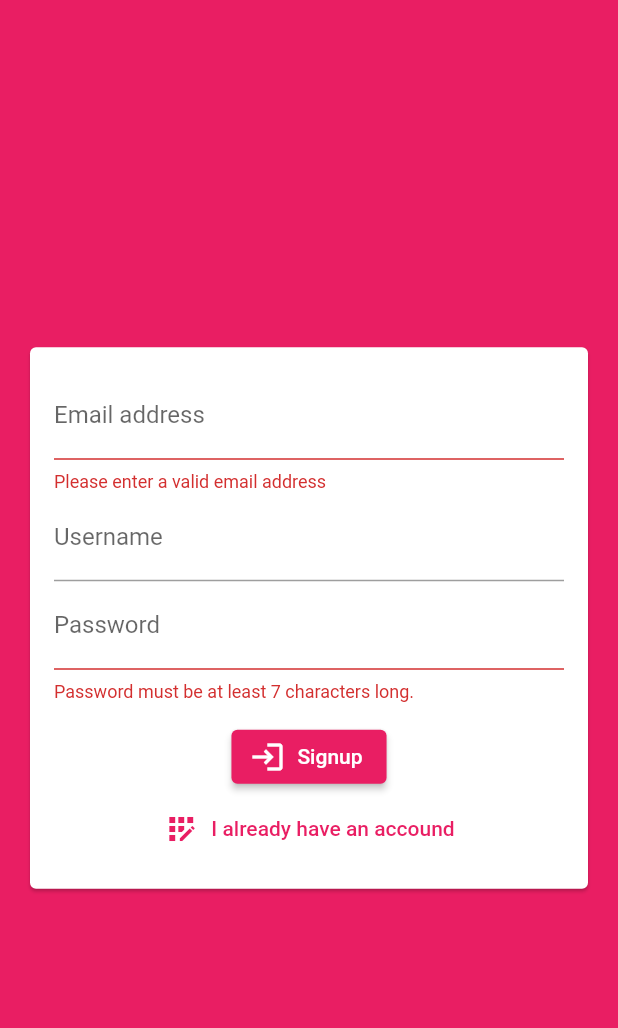
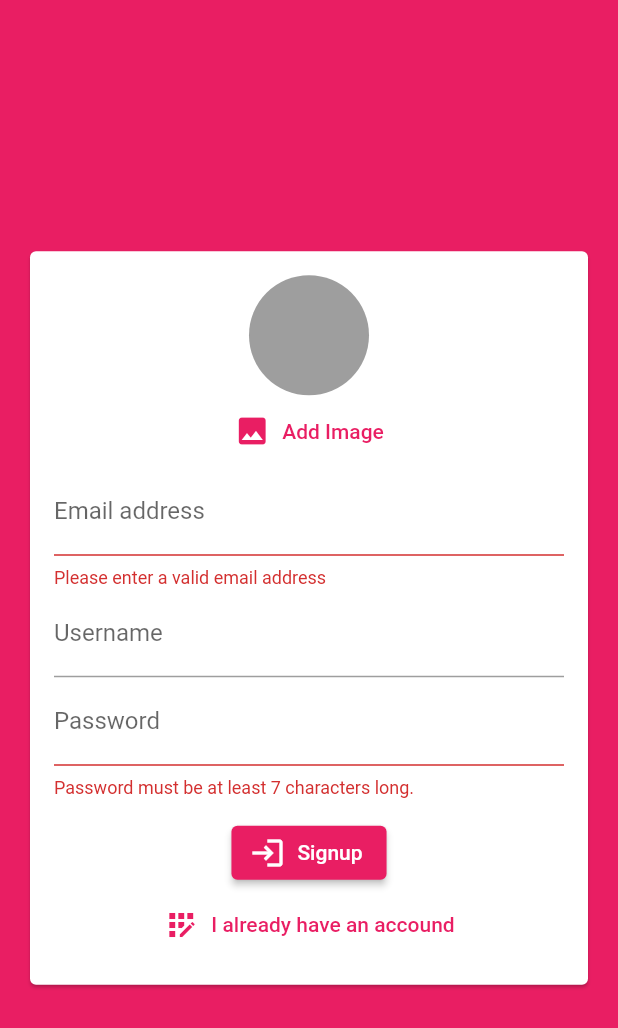
Before and after one commit to tryit4you/chat_app_flutter, a Flutter app: the screen it shows after launch, after a tap on "Login", after a tap on "Create new account", on a phone screen of 412 x 824 dp. Shown: the top 1028 px of the screen. Run offline on Flutter 3.47's test engine with Material 2 defaults, Android fonts, the phone set to English and light mode, and no system bars; our stand-ins replace cloud_firestore, firebase_auth, firebase_storage, image_picker; accounts and stored records are empty.

```diff
--- a/lib/main.dart
+++ b/lib/main.dart
@@ -27,7 +27,6 @@ class MyApp extends StatelessWidget {
       home: StreamBuilder(
         stream: FirebaseAuth.instance.onAuthStateChanged,
         builder: (ctx, userSnapshot) {
-          print(userSnapshot.hasData);
           if (userSnapshot.hasData) {
             return ChatScreen();
           }
--- a/lib/screens/auth_screen.dart
+++ b/lib/screens/auth_screen.dart
@@ -1,8 +1,11 @@
+import 'dart:io';
+
 import 'package:chat_app/widgets/auth/auth_form.dart';
 import 'package:flutter/material.dart';
 import 'package:firebase_auth/firebase_auth.dart';
 import 'package:flutter/services.dart';
 import 'package:cloud_firestore/cloud_firestore.dart';
+import 'package:firebase_storage/firebase_storage.dart';
 
 class AuthScreen extends StatefulWidget {
   const AuthScreen({Key key}) : super(key: key);
@@ -18,6 +21,7 @@ class _AuthScreenState extends State<AuthScreen> {
     String email,
     String password,
     String username,
+    File image,
     bool isLogin,
   ) async {
     AuthResult authResult;
@@ -36,12 +40,20 @@ class _AuthScreenState extends State<AuthScreen> {
           password: password,
         );
       }
+      //...
+      final ref = FirebaseStorage.instance
+          .ref()
+          .child('user_image')
+          .child('${authResult.user.uid}.jpg');
+      await ref.putFile(image).onComplete;
+      final url = await ref.getDownloadURL();
       await Firestore.instance
           .collection('users')
           .document(authResult.user.uid)
           .setData({
         'username': username,
         'email': email,
+        'image_url': url,
       });
       setState(() {
         _isLoading = false;
--- a/lib/screens/chat_screen.dart
+++ b/lib/screens/chat_screen.dart
@@ -35,7 +35,6 @@ class ChatScreen extends StatelessWidget {
                 )
               ],
               onChanged: (itemIdentifier) {
-                print(itemIdentifier);
                 if (itemIdentifier == 'Logout') {
                   FirebaseAuth.instance.signOut();
                 }
--- a/lib/widgets/auth/auth_form.dart
+++ b/lib/widgets/auth/auth_form.dart
@@ -1,3 +1,6 @@
+import 'dart:io';
+
+import 'package:chat_app/widgets/pickers/UserImagePicker.dart';
 import 'package:flutter/material.dart';
 
 class AuthForm extends StatefulWidget {
@@ -6,6 +9,7 @@ class AuthForm extends StatefulWidget {
     String email,
     String password,
     String userName,
+    File image,
     bool isLogin,
   ) submitFormHandler;
   const AuthForm(
@@ -23,15 +27,28 @@ class _AuthFormState extends State<AuthForm> {
   String _userEmail = '';
   String _userName = '';
   String _userPassword = '';
+  File _userImageFile;
+  void _pickedImage(File image) {
+    _userImageFile = image;
+  }
+
   void _trySubmit() {
     final isValid = _formKey.currentState.validate();
     FocusScope.of(context).unfocus();
+    if (_userImageFile == null && !_isLogin) {
+      ScaffoldMessenger.of(context).showSnackBar(SnackBar(
+        content: const Text('Plase pick an image'),
+        backgroundColor: Theme.of(context).errorColor,
+      ));
+      return;
+    }
     if (isValid) {
       _formKey.currentState.save();
       widget.submitFormHandler(
         _userEmail.trim(),
         _userPassword.trim(),
         _userName.trim(),
+        _userImageFile,
         _isLogin,
       );
     }
@@ -50,6 +67,7 @@ class _AuthFormState extends State<AuthForm> {
               child: Column(
                 mainAxisSize: MainAxisSize.min,
                 children: [
+                  if (!_isLogin) UserImagePicker(_pickedImage),
                   TextFormField(
                     key: const ValueKey('email'),
                     validator: (value) {
--- a/lib/widgets/chat/messages.dart
+++ b/lib/widgets/chat/messages.dart
@@ -36,6 +36,8 @@ class Messages extends StatelessWidget {
                         child: MessageBubble(
                           chatDocs[index]['text'],
                           chatDocs[index]['userId'] == snapshot.data.uid,
+                          chatDocs[index]['username'],
+                          chatDocs[index]['userImage'],
                           key: ValueKey(chatDocs[index].documentID),
                         ),
                       );
--- a/lib/widgets/chat/new_message.dart
+++ b/lib/widgets/chat/new_message.dart
@@ -15,10 +15,14 @@ class _NewMessageState extends State<NewMessage> {
   Future<void> _sendMessage() async {
     FocusScope.of(context).unfocus();
     final user = await FirebaseAuth.instance.currentUser();
+    final userData =
+        await Firestore.instance.collection('users').document(user.uid).get();
     Firestore.instance.collection('chat').add({
       'text': _enteredMessage,
       'createAt': Timestamp.now(),
-      'userId': user.uid
+      'userId': user.uid,
+      'username': userData['username'],
+      'userImage': userData['image_url'],
     });
     _controller.clear();
   }
--- /dev/null
+++ b/lib/widgets/pickers/UserImagePicker.dart
@@ -0,0 +1,52 @@
+import 'dart:io';
+
+import 'package:flutter/material.dart';
+import 'package:image_picker/image_picker.dart';
+
+class UserImagePicker extends StatefulWidget {
+  final void Function(File pickedImage) imagePickFn;
+  UserImagePicker(this.imagePickFn);
+
+  @override
+  State<UserImagePicker> createState() => _UserImagePickerState();
+}
+
+class _UserImagePickerState extends State<UserImagePicker> {
+  File _pickedImage;
+
+  Future<void> _pickImage() async {
+    final pickedImageFile = await ImagePicker().getImage(
+      source: ImageSource.camera,
+      imageQuality: 50,
+      maxWidth: 150,
+    );
+    if (pickedImageFile == null) return;
+    setState(() {
+      _pickedImage = File(pickedImageFile.path);
+    });
+    widget.imagePickFn(_pickedImage);
+  }
+
+  @override
+  Widget build(BuildContext context) {
+    return Column(
+      children: [
+        CircleAvatar(
+          radius: 40,
+          backgroundColor: Colors.grey,
+          backgroundImage:
+              _pickedImage != null ? FileImage(_pickedImage) : null,
+        ),
+        TextButton.icon(
+          onPressed: _pickImage,
+          icon: const Icon(Icons.image),
+          label: const Text('Add Image'),
+          style: ButtonStyle(
+            foregroundColor:
+                MaterialStateProperty.all(Theme.of(context).primaryColor),
+          ),
+        )
+      ],
+    );
+  }
+}
--- a/pubspec.yaml
+++ b/pubspec.yaml
@@ -36,6 +36,8 @@ dependencies:
   cupertino_icons: ^1.0.2
   cloud_firestore: ^0.13.5
   firebase_auth: ^0.16.1
+  image_picker: ^0.6.7+22
+  firebase_storage: ^3.1.6
 dev_dependencies:
   flutter_test:
     sdk: flutter
```
Also changed, not shown: lib/widgets/chat/message_bubble.dart (+39 -2 lines), pubspec.lock, 2 other files.
